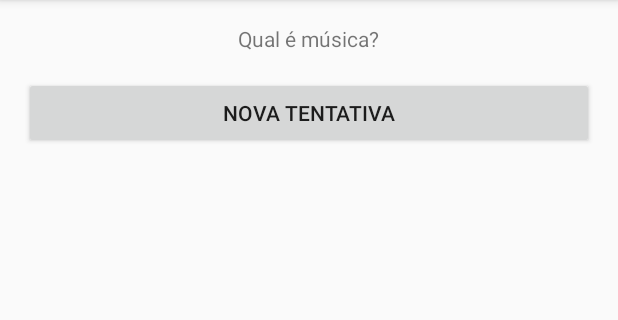
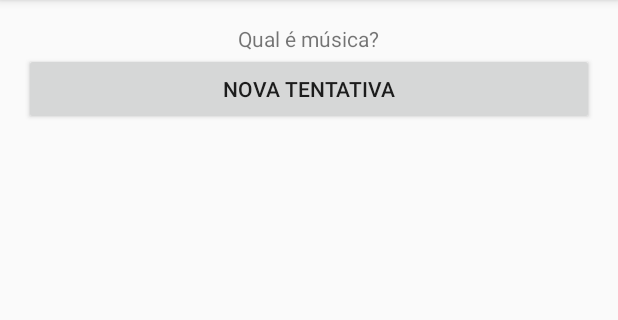
Before and after one commit to joasgarcia/IKnowThatSong, an Android app: the screen it shows after launch (MainActivity), on a phone screen of 412 x 824 dp, the part 84-404 px from its top. Run offline under Robolectric (Android 15) with nearby library versions, the phone set to English and light mode, and no system bars.

```diff
--- a/app/src/main/res/layout/activity_main.xml
+++ b/app/src/main/res/layout/activity_main.xml
@@ -12,9 +12,9 @@
         android:text="Qual é música?"
         android:layout_width="wrap_content"
         android:layout_height="wrap_content"
+        android:id="@+id/lbl_title"
         android:layout_alignParentTop="true"
-        android:layout_centerHorizontal="true"
-        android:id="@+id/lbl_title" />
+        android:layout_centerHorizontal="true" />
 
     <Button
         android:layout_width="wrap_content"
@@ -23,9 +23,6 @@
         android:id="@+id/btn_guess"
         android:layout_below="@+id/lbl_title"
         android:layout_alignParentRight="true"
-        android:layout_alignParentEnd="true"
-        android:layout_alignParentLeft="true"
-        android:layout_alignParentStart="true"
-        android:layout_marginTop="@dimen/activity_vertical_margin"/>
+        android:layout_alignParentLeft="true" />
 
 </RelativeLayout>
```
Also changed, not shown: app/src/main/java/com/namelessproject/iknowthatsong/GameActivity.java (+17 -0 lines), app/src/main/res/layout/activity_game.xml (+11 -17 lines).
